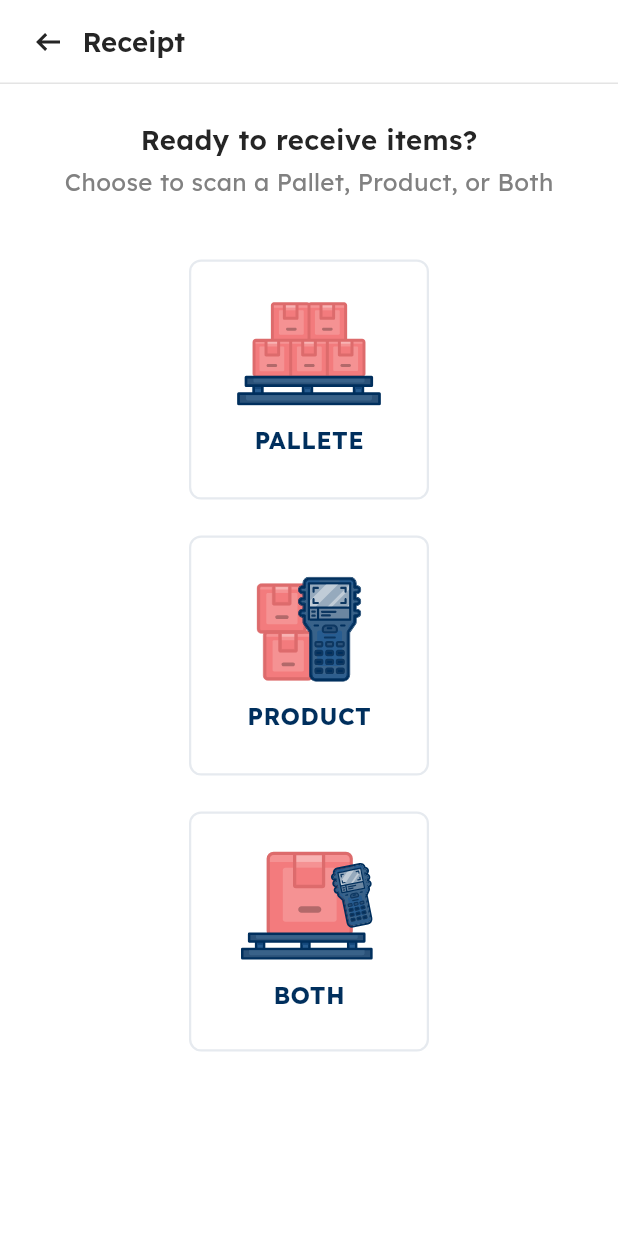
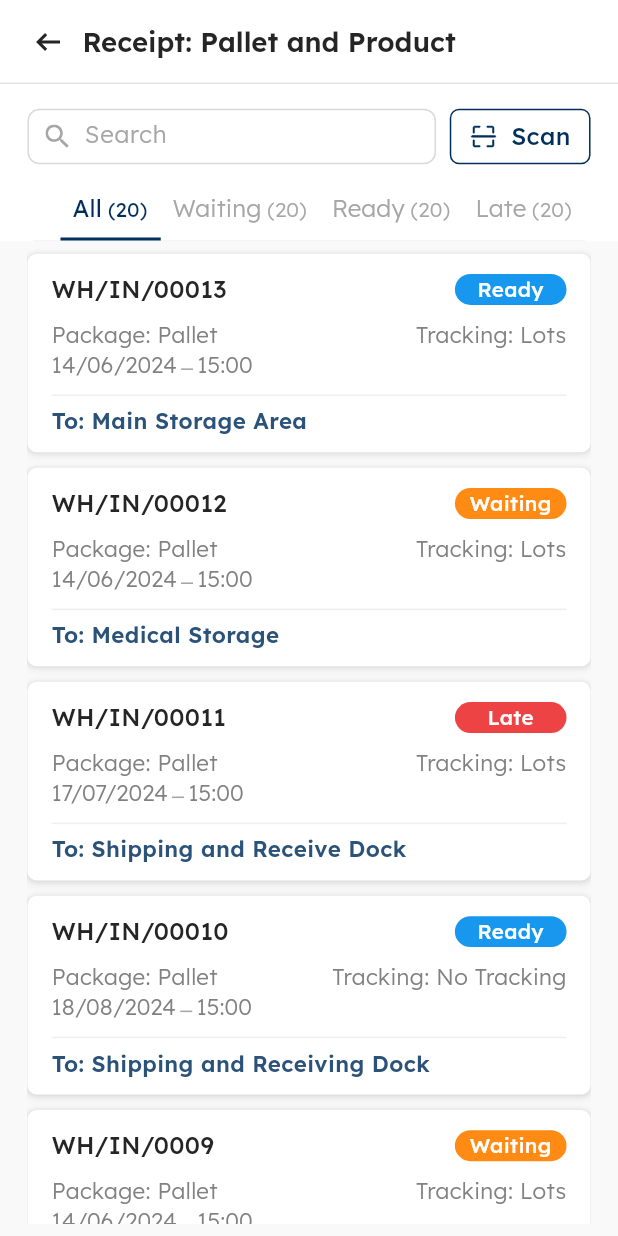
Before and after one commit to teguhw-scaleocean/inventory_3, a Flutter app: the ReceiptScreen screen opened directly, after a tap on "BOTH", on a phone screen of 412 x 824 dp. Run offline on Flutter 3.47's test engine with Material 3 defaults, Android fonts, the phone set to English and light mode, and no system bars; our stand-ins replace awesome_dialog, device_preview, dropdown_button2, dropdown_search, flutter_bloc, flutter_dash and 3 more; missing offline and left inert: qr_code_scanner, smooth_highlight, time_picker_spinner.

Commit message:
menu-list, init-detail-inprogress

```diff
--- /dev/null
+++ b/lib/presentation/receipt/receipt_both/screens/receipt_both_menu_list_screen.dart
@@ -0,0 +1,234 @@
+import 'dart:math';
+
+import 'package:flutter/material.dart';
+import 'package:flutter_screenutil/flutter_screenutil.dart';
+
+import '../../../../common/components/custom_app_bar.dart';
+import '../../../../common/components/receipt_item_card.dart';
+import '../../../../common/components/receipt_product_item_card.dart';
+import '../../../../common/components/reusable_search_bar_border.dart';
+import '../../../../common/components/reusable_tab_bar.dart';
+import '../../../../common/components/reusable_widget.dart';
+import '../../../../common/theme/color/color_name.dart';
+import '../../../../data/model/receipt.dart';
+
+class ReceiptBothMenuListScreen extends StatefulWidget {
+  final String title;
+
+  const ReceiptBothMenuListScreen({super.key, required this.title});
+
+  @override
+  State<ReceiptBothMenuListScreen> createState() =>
+      _ReceiptBothMenuListScreenState();
+}
+
+class _ReceiptBothMenuListScreenState extends State<ReceiptBothMenuListScreen>
+    with SingleTickerProviderStateMixin {
+  String appBarTitle = "";
+
+  final searchKey = GlobalKey();
+  final searchController = TextEditingController();
+
+  late TabController _tabController;
+
+  List<String> tabs = [];
+  List<Receipt> listReceipt = [];
+
+  @override
+  void initState() {
+    super.initState();
+
+    appBarTitle = widget.title;
+
+    tabs = ["All", "Waiting", "Ready", "Late"];
+    listReceipt = [
+      Receipt(
+        id: 1,
+        name: "WH/IN/00013",
+        status: "Ready",
+        statusColor: ColorName.readyColor,
+        packageName: "Package: Pallet",
+        packageStatus: "Tracking: Lots",
+        dateTime: "14/06/2024 - 15:00",
+        destination: "To: Main Storage Area",
+      ),
+      Receipt(
+        id: 2,
+        name: "WH/IN/00012",
+        status: "Waiting",
+        packageName: "Package: Pallet",
+        packageStatus: "Tracking: Lots",
+        dateTime: "14/06/2024 - 15:00",
+        destination: "To: Medical Storage",
+        statusColor: ColorName.waitingColor,
+      ),
+      Receipt(
+        id: 3,
+        name: "WH/IN/00011",
+        status: "Late",
+        packageName: "Package: Pallet",
+        packageStatus: "Tracking: Lots",
+        dateTime: "17/07/2024 - 15:00",
+        destination: "To: Shipping and Receive Dock",
+        statusColor: ColorName.lateColor,
+      ),
+      Receipt(
+        id: 4,
+        name: "WH/IN/00010",
+        status: "Ready",
+        packageName: "Package: Pallet",
+        packageStatus: "Tracking: No Tracking",
+        dateTime: "18/08/2024 - 15:00",
+        destination: "To: Shipping and Receiving Dock",
+        statusColor: ColorName.readyColor,
+      ),
+      Receipt(
+        id: 5,
+        name: "WH/IN/0009",
+        status: "Waiting",
+        statusColor: ColorName.waitingColor,
+        packageName: "Package: Pallet",
+        packageStatus: "Tracking: Lots",
+        dateTime: "14/06/2024 - 15:00",
+        destination: "To: Medical Storage",
+      ),
+      Receipt(
+        id: 6,
+        name: "WH/IN/00015",
+        status: "Late",
+        statusColor: ColorName.lateColor,
+        packageName: "Package: Pallet",
+        packageStatus: "Tracking: Lots",
+        dateTime: "14/06/2024 - 15:00",
+        destination: "To: Shipping and Receiving Dock",
+      ),
+      Receipt(
+        id: 7,
+        name: "WH/IN/00015",
+        status: "Ready",
+        statusColor: ColorName.readyColor,
+        packageName: "Package: Pallet",
+        packageStatus: "Tracking: No Tracking",
+        dateTime: "14/06/2024 - 15:00",
+        destination: "To: Shipping and Receiving Dock",
+      ),
+      Receipt(
+        id: 8,
+        name: "WH/IN/00015",
+        status: "Waiting",
+        statusColor: ColorName.waitingColor,
+        packageName: "Package: Pallet",
+        packageStatus: "Tracking: Serial Number",
+        dateTime: "14/06/2024 - 15:00",
+        destination: "To: Shipping and Receiving Dock",
+      ),
+    ];
+
+    _tabController = TabController(length: 4, vsync: this);
+  }
+
+  _onSearch() {}
+
+  _onSearchClear() {}
+
+  @override
+  Widget build(BuildContext context) {
+    return SafeArea(
+      child: Scaffold(
+        appBar: CustomAppBar(title: appBarTitle),
+        body: Column(
+          children: [
+            SizedBox(
+              height: 62.h,
+              child: Padding(
+                padding: EdgeInsets.fromLTRB(16.w, 16.h, 16.w, 10.h),
+                child: Row(
+                  children: [
+                    Flexible(
+                      child: SizedBox(
+                        height: 36.h,
+                        child: SearchBarBorder(
+                          context,
+                          controller: searchController,
+                          queryKey: searchController.text,
+                          keySearch: searchKey,
+                          onSearch: _onSearch(),
+                          clearData: _onSearchClear(),
+                        ),
+                      ),
+                    ),
+                    SizedBox(width: 8.w),
+                    buildScanButton(
+                        // onTap: () => Navigator.push(
+                        //   context,
+                        //   MaterialPageRoute(
+                        //     builder: (context) => const ScanView(
+                        //       expectedValue: "",
+                        //       scanType: ScanViewType.listProduct,
+                        //     ),
+                        //   ),
+                        // ),
+                        onTap: () {}),
+                  ],
+                ),
+              ),
+            ),
+            Container(
+              // height: 32,
+              // width: double.infinity,
+              decoration: const BoxDecoration(
+                border: Border(
+                  bottom: BorderSide(
+                    color: ColorName.borderColor,
+                    width: 0.5,
+                  ),
+                ),
+              ),
+              padding: EdgeInsets.only(left: 16.w),
+              child: reusableTabBar(
+                tabs: tabs.map((e) {
+                  bool isSelectedTab = false;
+                  isSelectedTab = _tabController.index == tabs.indexOf(e);
+
+                  return buildTabLabel(
+                      label: e,
+                      total: "(${Random().nextInt(100)})",
+                      isSelected: isSelectedTab);
+                }).toList(),
+                tabController: _tabController,
+                isScrollable: true,
+                setState: setState,
+              ),
+            ),
+            Expanded(
+              child: TabBarView(
+                controller: _tabController,
+                children: tabs.map<Widget>((e) {
+                  return _buildListSection();
+                }).toList(),
+              ),
+            ),
+          ],
+        ),
+      ),
+    );
+  }
+
+  Container _buildListSection() {
+    return Container(
+      padding: EdgeInsets.fromLTRB(16.w, 0, 16.w, 8.h),
+      color: ColorName.backgroundColor,
+      child: ListView.builder(
+          padding: EdgeInsets.zero,
+          shrinkWrap: true,
+          itemCount: listReceipt.length,
+          itemBuilder: (context, index) {
+            var item = listReceipt[index];
+
+            return ReceiptItemCard(
+              receipt: item,
+            );
+          }),
+    );
+  }
+}
--- a/lib/presentation/receipt/receipt_screen.dart
+++ b/lib/presentation/receipt/receipt_screen.dart
@@ -7,6 +7,7 @@ import '../../common/constants/text_constants.dart';
 import '../../common/extensions/empty_space_extension.dart';
 import '../../common/theme/color/color_name.dart';
 import '../../common/theme/text/base_text.dart';
+import 'receipt_both/screens/receipt_both_menu_list_screen.dart';
 import 'receipt_pallet/screens/receipt_list_screen.dart';
 import 'receipt_product/screens/receipt_product_menu_list_screen.dart';
 
@@ -102,6 +103,15 @@ class ReceiptScreen extends StatelessWidget {
               ),
             );
             break;
+          case 2:
+            Navigator.push(
+              context,
+              MaterialPageRoute(
+                builder: (context) => const ReceiptBothMenuListScreen(
+                  title: "Receipt: Pallet and Product",
+                ),
+              ),
+            );
           default:
         }
       },
```
Also changed, not shown: lib/common/components/receipt_both_item_card.dart (added, +151 -0 lines), lib/presentation/receipt/receipt_both/screens/receipt_both_detail_screen.dart (added, +21 -0 lines).
